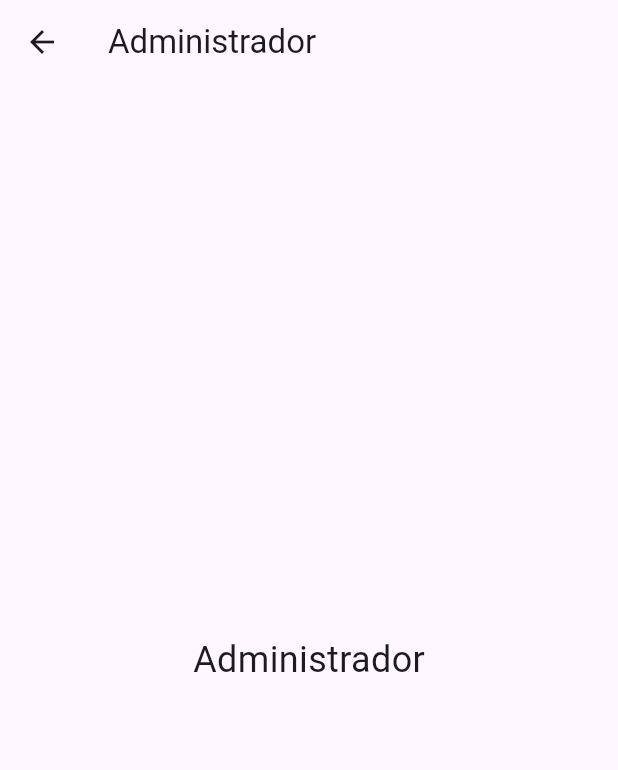
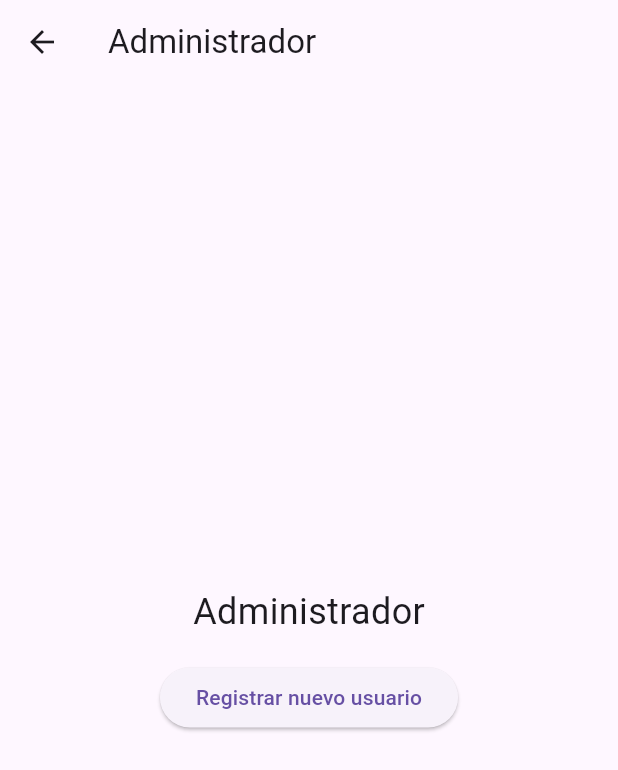
Before and after one commit to Crearcos/app-vendedores, a Flutter app: the AdminScreen screen opened directly, on a phone screen of 412 x 824 dp. Shown: the top 770 px of the screen. Run offline on Flutter 3.47's test engine with Material 3 defaults, Android fonts, the phone set to English and light mode, and no system bars.

Commit message:
Merge Christopher

```diff
--- a/app_vendedores_frontend/lib/administrador/adminMain.dart
+++ b/app_vendedores_frontend/lib/administrador/adminMain.dart
@@ -1,4 +1,5 @@
 import 'package:flutter/material.dart';
+import 'package:app_vendedores_frontend/administrador/registrar_usuarios.dart';
 
 class AdminScreen extends StatelessWidget {
   const AdminScreen({super.key});
@@ -7,8 +8,25 @@ class AdminScreen extends StatelessWidget {
   Widget build(BuildContext context) {
     return Scaffold(
       appBar: AppBar(title: const Text('Administrador')),
-      body: const Center(
-        child: Text('Administrador', style: TextStyle(fontSize: 24)),
+      body: Center(
+        child: Column(
+          mainAxisAlignment: MainAxisAlignment.center,
+          children: [
+            const Text('Administrador', style: TextStyle(fontSize: 24)),
+            const SizedBox(height: 16),
+
+            // Botón para ir a la pantalla de registro de usuario
+            ElevatedButton(
+              onPressed: () {
+                Navigator.push(
+                  context,
+                  MaterialPageRoute(builder: (context) => const RegisterUserScreen()),
+                );
+              },
+              child: const Text("Registrar nuevo usuario"),
+            ),
+          ],
+        ),
       ),
     );
   }
```
Also changed, not shown: 1 other file.
